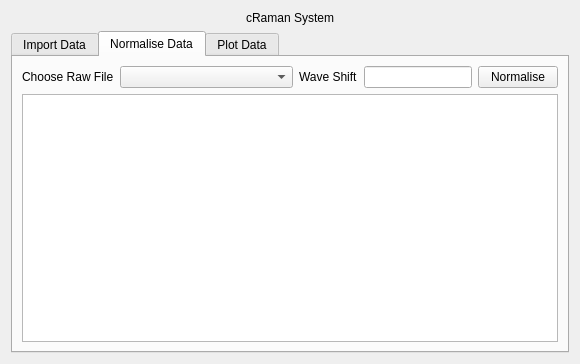
First picture: the form in ui_design/main.ui, repository jperusic/ICTProject, before the edit.
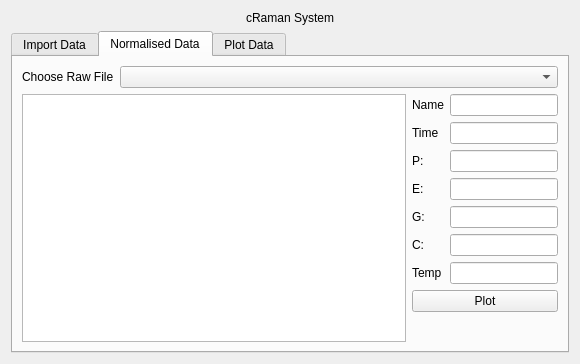
Second picture: the form after the edit. The open tabs and pages were chosen to show the change. Custom widgets are drawn as their Qt base class.

```diff
--- a/ui_design/main.ui
+++ b/ui_design/main.ui
@@ -159,13 +159,13 @@
        </widget>
        <widget class="QWidget" name="tab_normalise">
         <attribute name="title">
-         <string>Normalise Data</string>
+         <string>Normalised Data</string>
         </attribute>
-        <layout class="QGridLayout" name="gridLayout_3">
+        <layout class="QGridLayout" name="gridLayout_7">
          <item row="0" column="0">
-          <layout class="QVBoxLayout" name="verticalLayout_3">
+          <layout class="QVBoxLayout" name="verticalLayout_7">
            <item>
-            <layout class="QHBoxLayout" name="horizontalLayout_2" stretch="0,1,0,0,0">
+            <layout class="QHBoxLayout" name="horizontalLayout_2" stretch="0,1">
              <item>
               <widget class="QLabel" name="label_raw">
                <property name="text">
@@ -176,27 +176,112 @@
              <item>
               <widget class="QComboBox" name="combo_raw"/>
              </item>
-             <item>
-              <widget class="QLabel" name="label_param">
-               <property name="text">
-                <string>Wave Shift</string>
-               </property>
-              </widget>
-             </item>
-             <item>
-              <widget class="QLineEdit" name="edit_param"/>
-             </item>
-             <item>
-              <widget class="QPushButton" name="btn_normalise">
-               <property name="text">
-                <string>Normalise</string>
-               </property>
-              </widget>
-             </item>
             </layout>
            </item>
            <item>
-            <widget class="QTableWidget" name="table_results"/>
+            <layout class="QHBoxLayout" name="horizontalLayout_5" stretch="1,0">
+             <item>
+              <widget class="QTableWidget" name="table_results"/>
+             </item>
+             <item>
+              <layout class="QVBoxLayout" name="verticalLayout_3">
+               <item>
+                <layout class="QGridLayout" name="gridLayout_3">
+                 <item row="3" column="1">
+                  <widget class="QLineEdit" name="edit_p_e"/>
+                 </item>
+                 <item row="4" column="1">
+                  <widget class="QLineEdit" name="edit_p_g"/>
+                 </item>
+                 <item row="0" column="0">
+                  <widget class="QLabel" name="label_p_name">
+                   <property name="text">
+                    <string>Name</string>
+                   </property>
+                  </widget>
+                 </item>
+                 <item row="1" column="1">
+                  <widget class="QLineEdit" name="edit_p_time"/>
+                 </item>
+                 <item row="8" column="0" colspan="2">
+                  <widget class="QPushButton" name="btn_p_plot">
+                   <property name="text">
+                    <string>Plot</string>
+                   </property>
+                  </widget>
+                 </item>
+                 <item row="6" column="0">
+                  <widget class="QLabel" name="label_p_temp">
+                   <property name="text">
+                    <string>Temp</string>
+                   </property>
+                  </widget>
+                 </item>
+                 <item row="2" column="1">
+                  <widget class="QLineEdit" name="edit_p_p"/>
+                 </item>
+                 <item row="1" column="0">
+                  <widget class="QLabel" name="label_p_time">
+                   <property name="text">
+                    <string>Time</string>
+                   </property>
+                  </widget>
+                 </item>
+                 <item row="2" column="0">
+                  <widget class="QLabel" name="label_p_p">
+                   <property name="text">
+                    <string>P:</string>
+                   </property>
+                  </widget>
+                 </item>
+                 <item row="0" column="1">
+                  <widget class="QLineEdit" name="edit_p_name"/>
+                 </item>
+                 <item row="3" column="0">
+                  <widget class="QLabel" name="label_p__e">
+                   <property name="text">
+                    <string>E:</string>
+                   </property>
+                  </widget>
+                 </item>
+                 <item row="4" column="0">
+                  <widget class="QLabel" name="label_p_g">
+                   <property name="text">
+                    <string>G:</string>
+                   </property>
+                  </widget>
+                 </item>
+                 <item row="5" column="0">
+                  <widget class="QLabel" name="label_p_c">
+                   <property name="text">
+                    <string>C:</string>
+                   </property>
+                  </widget>
+                 </item>
+                 <item row="5" column="1">
+                  <widget class="QLineEdit" name="edit_p_c"/>
+                 </item>
+                 <item row="6" column="1">
+                  <widget class="QLineEdit" name="edit_p_temp"/>
+                 </item>
+                </layout>
+               </item>
+               <item>
+                <spacer name="verticalSpacer_3">
+                 <property name="orientation">
+                  <enum>Qt::Vertical</enum>
+                 </property>
+                 <property name="sizeHint" stdset="0">
+                  <size>
+                   <width>20</width>
+                   <height>40</height>
+                  </size>
+                 </property>
+                </spacer>
+               </item>
+              </layout>
+             </item>
+            </layout>
            </item>
           </layout>
          </item>
```
Left out of the diff: 7 changed lines with no effect on the pictures.
